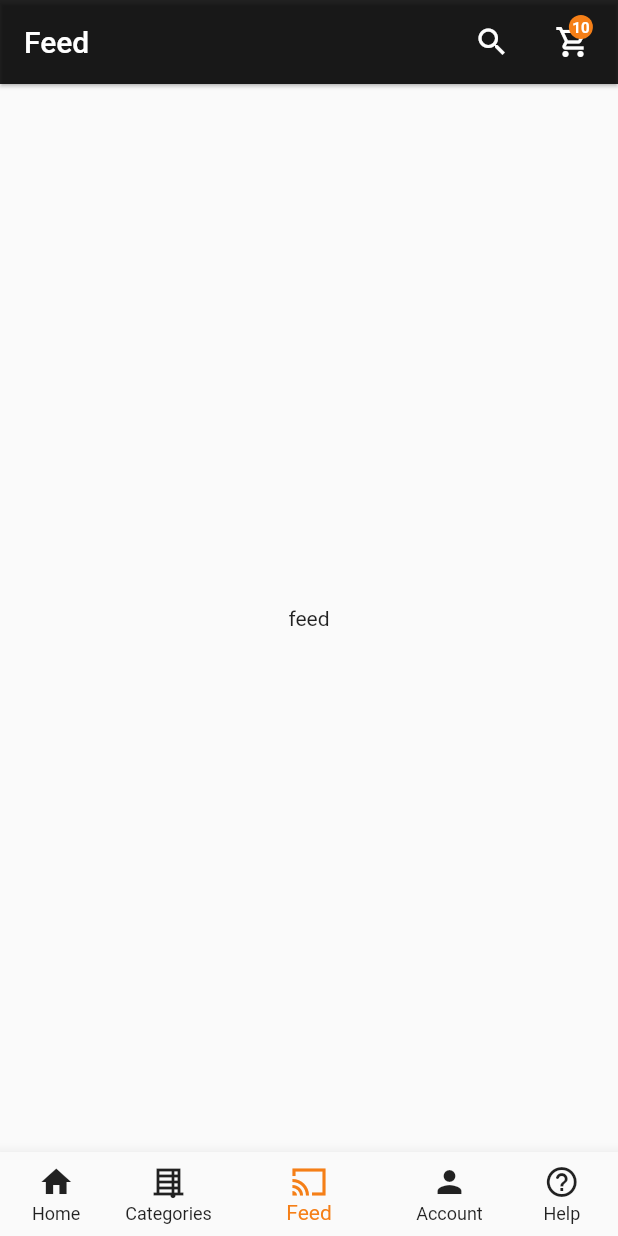
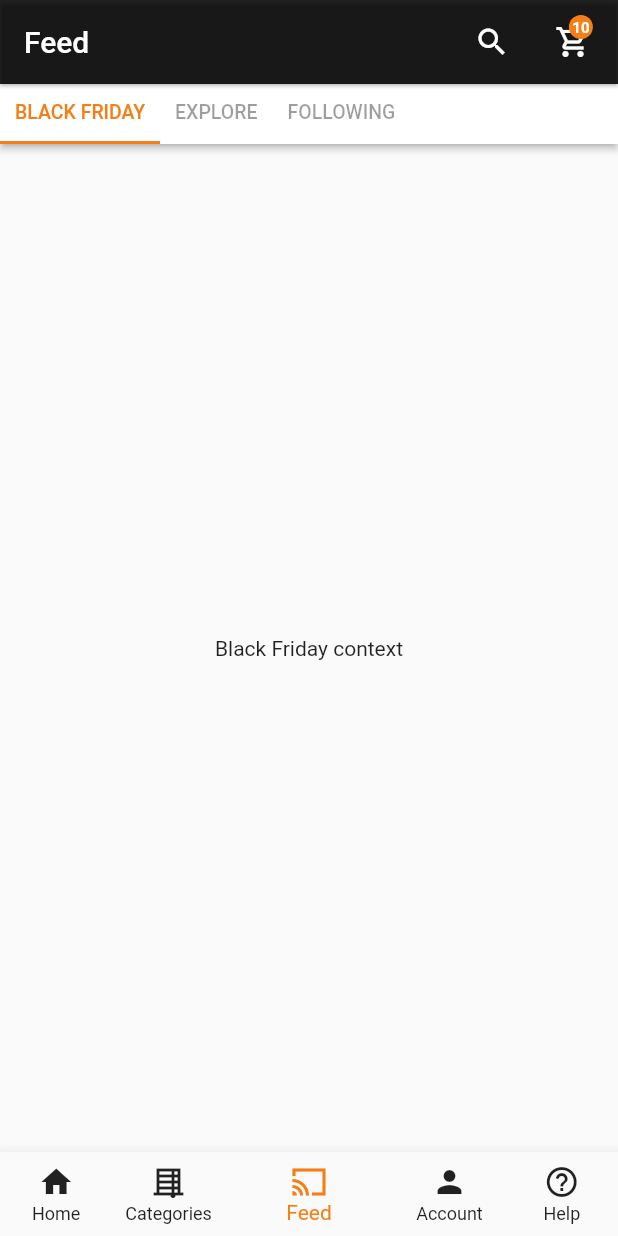
Before and after one commit to eoeefosa/zcommerce, a Flutter app: the screen it shows after launch, item 3 of the bottom bar chosen, on a phone screen of 412 x 824 dp. Run offline on Flutter 3.47's test engine with Material 2 defaults, Android fonts, the light colour scheme and no system bars.

Commit message:
added feedscreen tabs

```diff
--- a/lib/view/feed.dart
+++ b/lib/view/feed.dart
@@ -5,10 +5,44 @@ class FeedScreen extends StatelessWidget {
 
   @override
   Widget build(BuildContext context) {
-    return  const Scaffold(
-      body: Center(
-        child: Text("feed"),
-      ),
-    );
+    return DefaultTabController(
+        length: 3,
+        child: Scaffold(
+          body: Column(
+            children: [
+              Material(
+                elevation: 2,
+                color: Colors.white,
+                child: SizedBox(
+                  height: 40,
+                  width: double.infinity,
+                  child: TabBar(
+                    labelColor: Colors.yellow[900],
+                    indicatorColor: Colors.yellow[900],
+                    unselectedLabelColor: Colors.black38,
+                    labelStyle: const TextStyle(
+                        fontSize: 13, fontWeight: FontWeight.w500),
+                    isScrollable: true,
+                    labelPadding: const EdgeInsets.symmetric(horizontal: 10),
+                    tabs: const [
+                      Tab(text: 'BLACK FRIDAY'),
+                      Tab(text: 'EXPLORE'),
+                      Tab(text: 'FOLLOWING'),
+                    ],
+                  ),
+                ),
+              ),
+
+              // TODO: ALLOW SLIDE SCROLLING OF APPBAR
+              const Expanded(
+                child: TabBarView(children: [
+                  Center(child: Text('Black Friday context')),
+                  Center(child: Text('Explorer context')),
+                  Center(child: Text('Following context')),
+                ]),
+              ),
+            ],
+          ),
+        ));
   }
 }
```
Also changed, not shown: lib/view/screen.dart (+0 -40 lines).
